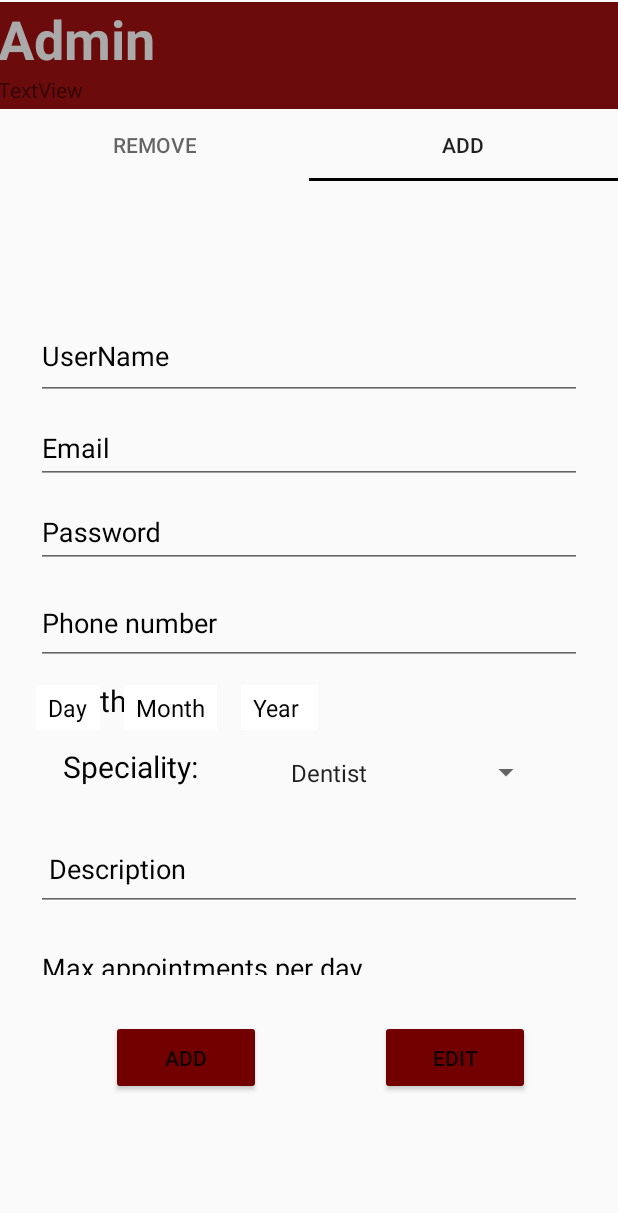
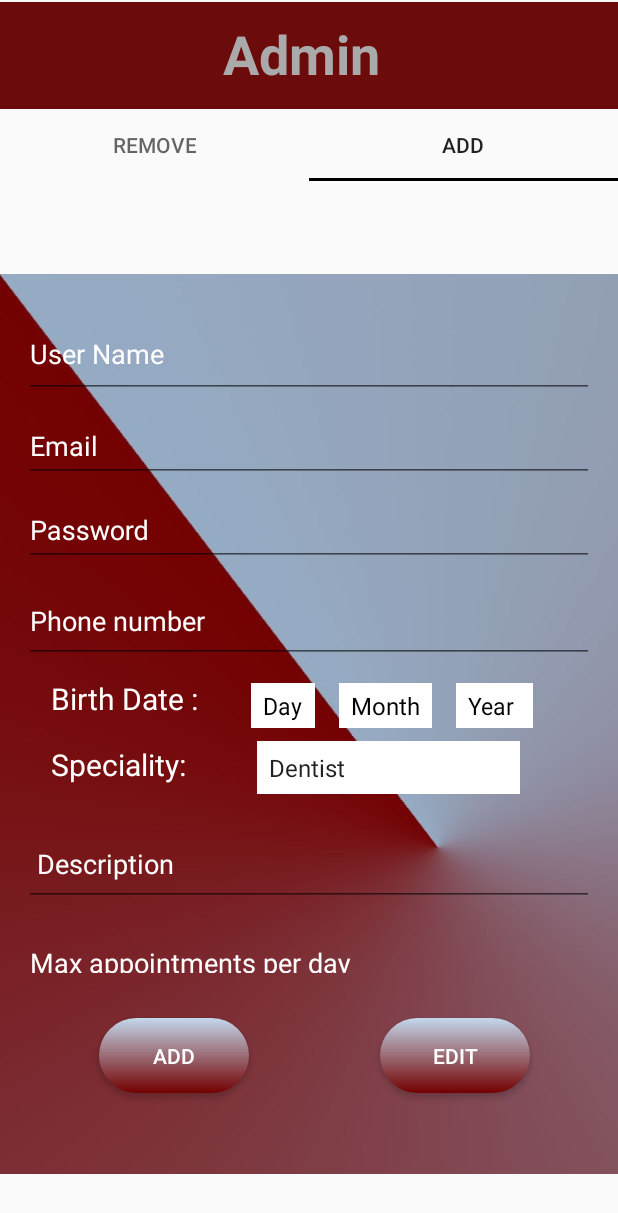
Before and after one commit to ETS-Android1/Hospital-System, an Android app: the AdminRemoveFrag screen opened directly, with no data from a screen before it, tab 2 chosen, on a phone screen of 412 x 824 dp. Shown: the top 1213 px of the screen. Run offline under Robolectric (Android 15) with nearby library versions, the phone set to English and light mode, and no system bars; 3 statements that could not run were skipped.

Commit message:
update 6

```diff
--- a/app/src/main/java/com/example/hospital/AdminRemoveFrag.java
+++ b/app/src/main/java/com/example/hospital/AdminRemoveFrag.java
@@ -1,6 +1,8 @@
 package com.example.hospital;
 
+import android.app.AlertDialog;
 import android.content.Context;
+import android.content.DialogInterface;
 import android.os.Bundle;
 
 import androidx.appcompat.app.AppCompatActivity;
@@ -82,7 +84,7 @@ public class AdminRemoveFrag extends Fragment {
         ArrayList<String> nameList = new ArrayList<>();
         for (Pair<Integer, String> item : list)
             nameList.add(item.first + "- " + item.second);
-        ArrayAdapter adapter = new ArrayAdapter(getContext(), android.R.layout.simple_list_item_1, nameList);
+        ArrayAdapter adapter = new ArrayAdapter(getContext(), R.layout.white_list_view, nameList);
         listView.setAdapter(adapter);
         listView.setOnItemClickListener(new AdapterView.OnItemClickListener() {
             @Override
@@ -130,10 +132,8 @@ public class AdminRemoveFrag extends Fragment {
 
             @Override
             public void onNothingSelected(AdapterView<?> adapterView) {
-
              }
-                                          }
-        );
+        });
         return rootView;
     }
 
@@ -142,6 +142,5 @@ public class AdminRemoveFrag extends Fragment {
     public void onResume() {
         super.onResume();
         updateListView();
-
     }
 }
--- a/app/src/main/java/com/example/hospital/admin.java
+++ b/app/src/main/java/com/example/hospital/admin.java
@@ -38,6 +38,7 @@ public class admin extends AppCompatActivity {
         final ViewPager viewPager= findViewById(R.id.viewPager);
         PagerAdapterFreg pagerAdapter= new PagerAdapterFreg(getSupportFragmentManager(),tabLayout.getTabCount());
         viewPager.setAdapter(pagerAdapter);
+        viewPager.addOnPageChangeListener(new TabLayout.TabLayoutOnPageChangeListener(tabLayout));
         tabLayout.addOnTabSelectedListener(new TabLayout.OnTabSelectedListener() {
             @Override
             public void onTabSelected(TabLayout.Tab tab) {
--- a/app/src/main/java/com/example/hospital/tests_frag.java
+++ b/app/src/main/java/com/example/hospital/tests_frag.java
@@ -85,7 +85,7 @@ public class tests_frag extends Fragment {
         tests = view.findViewById(R.id.viewTests);
         addButton = view.findViewById(R.id.AddTest);
         list = loadData();
-        testsData = new ArrayAdapter(getActivity(),android.R.layout.simple_list_item_1,list);
+        testsData = new ArrayAdapter(getActivity(),R.layout.white_list_view ,list);
         tests.setAdapter(testsData);
 
         tests.setOnItemClickListener(new AdapterView.OnItemClickListener() {
--- a/app/src/main/res/layout/activity_admin.xml
+++ b/app/src/main/res/layout/activity_admin.xml
@@ -31,16 +31,12 @@
             android:layout_width="120dp"
             android:layout_height="wrap_content"
             android:fontFamily="sans-serif"
+            android:paddingTop="10dp"
             android:text="Admin"
+            android:layout_marginHorizontal="150dp"
             android:textColor="#AAAAAA"
             android:textSize="36sp"
             android:textStyle="bold" />
-
-        <TextView
-            android:id="@+id/Output"
-            android:layout_width="match_parent"
-            android:layout_height="wrap_content"
-            android:text="TextView" />
     </LinearLayout>
 
     <com.google.android.material.tabs.TabLayout
@@ -67,8 +63,8 @@
 
     <androidx.viewpager.widget.ViewPager
         android:id="@+id/viewPager"
-        android:layout_width="396dp"
-        android:layout_height="597dp"
+        android:layout_width="match_parent"
+        android:layout_height="600dp"
         android:layout_marginTop="20dp"
         app:layout_constraintBottom_toBottomOf="parent"
         app:layout_constraintEnd_toEndOf="parent"
--- a/app/src/main/res/layout/fragment_admin_add.xml
+++ b/app/src/main/res/layout/fragment_admin_add.xml
@@ -6,6 +6,7 @@
     android:orientation="vertical"
     android:padding="16dp"
     xmlns:app="http://schemas.android.com/apk/res-auto"
+    android:background="@drawable/background"
     tools:context=".AdminAddFrag">
 
     <ScrollView
@@ -33,7 +34,7 @@
                     layout_constraintTop_toTopOf="parent"
                     android:layout_width="match_parent"
                     android:layout_height="wrap_content"
-                    android:textColorHint="	#000000"
+                    android:textColorHint="@color/White"
                     app:layout_constraintTop_toTopOf="parent"
                     tools:layout_editor_absoluteX="-7dp">
 
@@ -41,9 +42,9 @@
                         android:id="@+id/textInputEditText"
                         android:layout_width="match_parent"
                         android:layout_height="56dp"
-                        android:hint="UserName"
+                        android:hint="User Name"
                         android:inputType="text"
-                        android:textColorLink="#730000" />
+                        android:textColor="@color/white" />
                 </com.google.android.material.textfield.TextInputLayout>
 
                 <com.google.android.material.textfield.TextInputLayout
@@ -56,7 +57,7 @@
                     layout_constraintTop_toBottomOf="@+id/text_user_name"
                     android:layout_width="match_parent"
                     android:layout_height="wrap_content"
-                    android:textColorHint="	#000000"
+                    android:textColorHint="@color/White"
                     app:layout_constraintTop_toBottomOf="@+id/text_user_name"
                     tools:layout_editor_absoluteX="22dp">
 
@@ -65,8 +66,7 @@
                         android:layout_height="wrap_content"
                         android:hint="Email"
                         android:inputType="textEmailAddress"
-
-                        android:textColor="	#000000" />
+                        android:textColor="@color/white" />
                 </com.google.android.material.textfield.TextInputLayout>
 
                 <com.google.android.material.textfield.TextInputLayout
@@ -78,7 +78,7 @@
                     passwordToggleEnabled="true"
                     android:layout_width="match_parent"
                     android:layout_height="wrap_content"
-                    android:textColorHint="	#000000"
+                    android:textColorHint="@color/white"
                     app:layout_constraintTop_toBottomOf="@+id/text_email"
                     tools:layout_editor_absoluteX="0dp">
 
@@ -88,7 +88,7 @@
                         android:hint="Password"
                         android:inputType="textPassword"
                         android:textColorHint="#3C3F41"
-                        android:textColorLink="#730000" />
+                        android:textColor="@color/white" />
                 </com.google.android.material.textfield.TextInputLayout>
 
                 <com.google.android.material.textfield.TextInputLayout
@@ -99,7 +99,7 @@
                     layout_constraintTop_toBottomOf="@+id/text_pass"
                     android:layout_width="match_parent"
                     android:layout_height="wrap_content"
-                    android:textColorHint="	#000000"
+                    android:textColorHint="@color/white"
                     app:layout_constraintTop_toBottomOf="@+id/text_pass"
                     tools:layout_editor_absoluteX="0dp">
 
@@ -108,7 +108,7 @@
                         android:layout_height="54dp"
                         android:hint="Phone number"
                         android:inputType="phone"
-                        android:textColorLink="#730000" />
+                        android:textColor="@color/White" />
                 </com.google.android.material.textfield.TextInputLayout>
                 <TextView
                     android:id="@+id/text_birth_Date"
@@ -117,7 +117,7 @@
                     android:layout_marginStart="18dp"
                     android:layout_marginTop="10dp"
                     android:text="Birth Date :"
-                    android:textColor="@color/Black"
+                    android:textColor="@color/white"
                     android:textSize="20dp"
                     app:layout_constraintStart_toStartOf="parent"
                     app:layout_constraintTop_toBottomOf="@+id/text_phone" />
@@ -130,7 +130,7 @@
                     android:scrollbarSize="50dp"
                     android:layout_marginLeft="16dp"
                     android:layout_marginTop="13dp"
-                    app:layout_constraintStart_toEndOf="@+id/Birth_Date"
+                    app:layout_constraintStart_toEndOf="@+id/text_birth_Date"
                     app:layout_constraintTop_toBottomOf="@+id/text_phone" />
 
                 <Spinner
@@ -159,7 +159,7 @@
                     android:layout_marginStart="18dp"
                     android:layout_marginTop="10dp"
                     android:text="Speciality: "
-                    android:textColor="@color/Black"
+                    android:textColor="@color/white"
                     android:textSize="20dp"
                     app:layout_constraintStart_toStartOf="parent"
                     app:layout_constraintTop_toBottomOf="@+id/text_birth_Date" />
@@ -168,13 +168,11 @@
                     android:id="@+id/spin_specialty"
                     android:layout_width="175dp"
                     android:layout_height="35dp"
-                    android:layout_marginStart="16dp"
-                    android:layout_marginLeft="16dp"
-                    android:layout_marginTop="10dp"
-                    android:layout_marginEnd="16dp"
-                    android:layout_marginRight="16dp"
+                    android:layout_marginStart="20dp"
+                    android:layout_marginLeft="20dp"
+                    android:layout_marginTop="8dp"
+                    android:background="@color/white"
                     android:entries="@array/specialtyArray"
-                    app:layout_constraintEnd_toEndOf="parent"
                     app:layout_constraintStart_toEndOf="@id/text_specialty"
                     app:layout_constraintTop_toBottomOf="@+id/text_birth_Date" />
 
@@ -187,7 +185,7 @@
                     android:layout_width="match_parent"
                     android:layout_height="wrap_content"
                     android:layout_marginTop="10dp"
-                    android:textColorHint="	#000000"
+                    android:textColorHint="@color/White"
                     app:layout_constraintTop_toBottomOf="@+id/spin_specialty"
                     tools:layout_editor_absoluteX="-1dp">
                     <com.google.android.material.textfield.TextInputEditText
@@ -195,7 +193,7 @@
                         android:layout_height="54dp"
                         android:hint=" Description"
                         android:inputType="textMultiLine"
-                        android:textColorLink="#730000" />
+                        android:textColorLink="@color/White" />
                 </com.google.android.material.textfield.TextInputLayout>
 
                 <com.google.android.material.textfield.TextInputLayout
@@ -207,7 +205,7 @@
                     android:layout_width="match_parent"
                     android:layout_height="wrap_content"
                     android:layout_marginTop="1dp"
-                    android:textColorHint="	#000000"
+                    android:textColorHint="@color/white"
                     app:layout_constraintTop_toBottomOf="@+id/text_description"
                     tools:layout_editor_absoluteX="-1dp">
 
@@ -216,7 +214,7 @@
                         android:layout_height="54dp"
                         android:hint="Max appointments per day"
                         android:inputType="number"
-                        android:textColorLink="#730000" />
+                        android:textColorLink="@color/white" />
                 </com.google.android.material.textfield.TextInputLayout>
 
                 <TextView
@@ -227,7 +225,7 @@
                     android:layout_marginLeft="2dp"
                     android:layout_marginTop="24dp"
                     android:text="Gender: "
-                    android:textColor="	#000000"
+                    android:textColor="@color/white"
                     android:textSize="22dp"
                     app:layout_constraintStart_toStartOf="parent"
                     app:layout_constraintTop_toBottomOf="@+id/text_hour_saturday" />
@@ -250,6 +248,7 @@
                         android:layout_height="wrap_content"
                         android:text="Male"
                         android:textSize="20dp"
+                        android:textColor="@color/white"
                         android:textStyle="bold" />
 
                     <RadioButton
@@ -258,6 +257,7 @@
                         android:layout_height="wrap_content"
                         android:text="Female"
                         android:textSize="20dp"
+                        android:textColor="@color/white"
                         android:textStyle="bold" />
                 </RadioGroup>
 
@@ -268,6 +268,7 @@
                     android:layout_marginStart="16dp"
                     android:layout_marginLeft="16dp"
                     android:layout_marginTop="17dp"
+                    android:textColor="@color/white"
                     android:text="Sunday"
                     app:layout_constraintStart_toStartOf="parent"
                     app:layout_constraintTop_toBottomOf="@+id/maxApp" />
@@ -281,6 +282,8 @@
                     android:layout_marginTop="3dp"
                     android:ems="10"
                     android:hint="Hour"
+                    android:textColor="@color/white"
+                    android:textColorHint="@color/white"
                     android:inputType="number"
                     app:layout_constraintStart_toStartOf="parent"
                     app:layout_constraintTop_toBottomOf="@+id/check_sunday" />
@@ -293,6 +296,7 @@
                     android:layout_marginLeft="120dp"
                     android:layout_marginTop="16dp"
                     android:text="Monday"
+                    android:textColor="@color/white"
                     app:layout_constraintStart_toStartOf="@id/check_sunday"
                     app:layout_constraintTop_toBottomOf="@+id/maxApp" />
 
@@ -305,6 +309,8 @@
                     android:layout_marginTop="4dp"
                     android:ems="10"
                     android:hint="Hour"
+                    android:textColor="@color/white"
+                    android:textColorHint="@color/white"
                     android:inputType="number"
                     app:layout_constraintStart_toEndOf="@id/text_hour_sunday"
                     app:layout_constraintTop_toBottomOf="@+id/check_monday" />
@@ -317,6 +323,7 @@
                     android:layout_marginLeft="120dp"
                     android:layout_marginTop="16dp"
                     android:text="Tuesday"
+                    android:textColor="@color/white"
                     app:layout_constraintStart_toStartOf="@id/check_monday"
                     app:layout_constraintTop_toBottomOf="@+id/maxApp" />
 
@@ -329,6 +336,8 @@
                     android:layout_marginTop="4dp"
                     android:ems="10"
                     android:hint="Hour"
+                    android:textColor="@color/white"
+                    android:textColorHint="@color/white"
                     android:inputType="number"
                     app:layout_constraintStart_toEndOf="@id/text_hour_monday"
                     app:layout_constraintTop_toBottomOf="@+id/check_tuesday" />
@@ -340,6 +349,7 @@
                     android:layout_marginLeft="16dp"
                     android:layout_marginTop="17dp"
                     android:text="Wednesday"
+                    android:textColor="@color/white"
                     app:layout_constraintStart_toStartOf="parent"
                     app:layout_constraintTop_toBottomOf="@+id/text_hour_sunday" />
 
@@ -352,6 +362,8 @@
                     android:layout_marginTop="3dp"
                     android:ems="10"
                     android:hint="Hour"
+                    android:textColor="@color/white"
+                    android:textColorHint="@color/white"
                     android:inputType="number"
                     app:layout_constraintStart_toStartOf="parent"
                     app:layout_constraintTop_toBottomOf="@+id/check_wednesday" />
@@ -363,6 +375,7 @@
                     android:layout_marginStart="120dp"
                     android:layout_marginLeft="120dp"
                     android:layout_marginTop="17dp"
+                    android:textColor="@color/white"
                     android:text="Thursday"
                     app:layout_constraintStart_toStartOf="@id/check_wednesday"
                     app:layout_constraintTop_toBottomOf="@+id/text_hour_monday" />
@@ -371,14 +384,16 @@
                     android:id="@+id/text_hour_thursday"
                     android:layout_width="60dp"
                     android:layout_height="40dp"
-                    android:layout_marginStart="140dp"
-                    android:layout_marginLeft="140dp"
+                    android:layout_marginStart="64dp"
+                    android:layout_marginLeft="64dp"
                     android:layout_marginTop="3dp"
                     android:ems="10"
                     android:hint="Hour"
+                    android:textColor="@color/white"
+                    android:textColorHint="@color/white"
                     android:inputType="number"
-                    app:layout_constraintStart_toStartOf="@id/check_wednesday"
-                    app:layout_constraintTop_toBottomOf="@+id/check_thursday" />
+                    app:layout_constraintStart_toEndOf="@id/text_hour_wednesday"
+                    app:layout_constraintTop_toBottomOf="@id/check_thursday" />
 
                 <CheckBox
                     android:id="@+id/check_friday"
@@ -388,6 +403,7 @@
                     android:layout_marginLeft="132dp"
                     android:layout_marginTop="16dp"
                     android:text="Friday"
+                    android:textColor="@color/white"
                     app:layout_constraintStart_toStartOf="@id/check_thursday"
                     app:layout_constraintTop_toBottomOf="@+id/text_hour_tuesday" />
 
@@ -400,6 +416,8 @@
                     android:layout_marginTop="3dp"
                     android:ems="10"
                     android:hint="Hour"
+                    android:textColor="@color/white"
+                    android:textColorHint="@color/white"
                     android:inputType="number"
                     app:layout_constraintStart_toStartOf="@id/check_thursday"
                     app:layout_constraintTop_toBottomOf="@+id/check_friday" />
@@ -412,6 +430,7 @@
                     android:layout_marginLeft="144dp"
                     android:layout_marginTop="32dp"
                     android:text="Saturday"
+                    android:textColor="@color/white"
                     app:layout_constraintStart_toStartOf="parent"
                     app:layout_constraintTop_toBottomOf="@+id/text_hour_wednesday" />
 
@@ -424,6 +443,8 @@
                     android:layout_marginTop="8dp"
                     android:ems="10"
                     android:hint="Hour"
+                    android:textColor="@color/white"
+                    android:textColorHint="@color/white"
                     android:inputType="number"
                     app:layout_constraintStart_toStartOf="parent"
                     app:layout_constraintTop_toBottomOf="@+id/check_saturday" />
@@ -445,7 +466,8 @@
             android:layout_marginStart="50dp"
             android:layout_marginLeft="50dp"
             android:layout_marginTop="10dp"
-            android:backgroundTint="#730000"
+            android:background="@drawable/btn_round"
+            android:textColor="@color/white"
             android:text="ADD"
             app:layout_constraintStart_toStartOf="parent"
             app:layout_constraintTop_toTopOf="parent" />
@@ -459,7 +481,8 @@
             android:layout_marginTop="10dp"
             android:layout_marginEnd="16dp"
             android:layout_marginRight="16dp"
-            android:backgroundTint="#730000"
+            android:background="@drawable/btn_round"
+            android:textColor="@color/white"
             android:text="Edit"
             app:layout_constraintEnd_toEndOf="parent"
             app:layout_constraintStart_toEndOf="@+id/button_add"
```
Also changed, not shown: app/src/main/java/com/example/hospital/AdminAddFrag.java (+15 -39 lines), app/src/main/java/com/example/hospital/AdminEditFrag.java (deleted, +0 -64 lines), app/src/main/java/com/example/hospital/MainActivity.java (+4 -4 lines), app/src/main/java/com/example/hospital/addTest.java (+0 -21 lines), app/src/main/java/com/example/hospital/login.java (+19 -12 lines), app/src/main/res/layout/activity_doctor_description.xml (+22 -0 lines), app/src/main/res/layout/activity_make_appointment.xml (+16 -2 lines), app/src/main/res/layout/fragment_admin_edit.xml (deleted, +0 -13 lines), app/src/main/res/layout/fragment_admin_remove.xml (+8 -5 lines), app/src/main/res/layout/white_list_view.xml (added, +26 -0 lines). Lines whose indentation alone changed are shown as unchanged.
